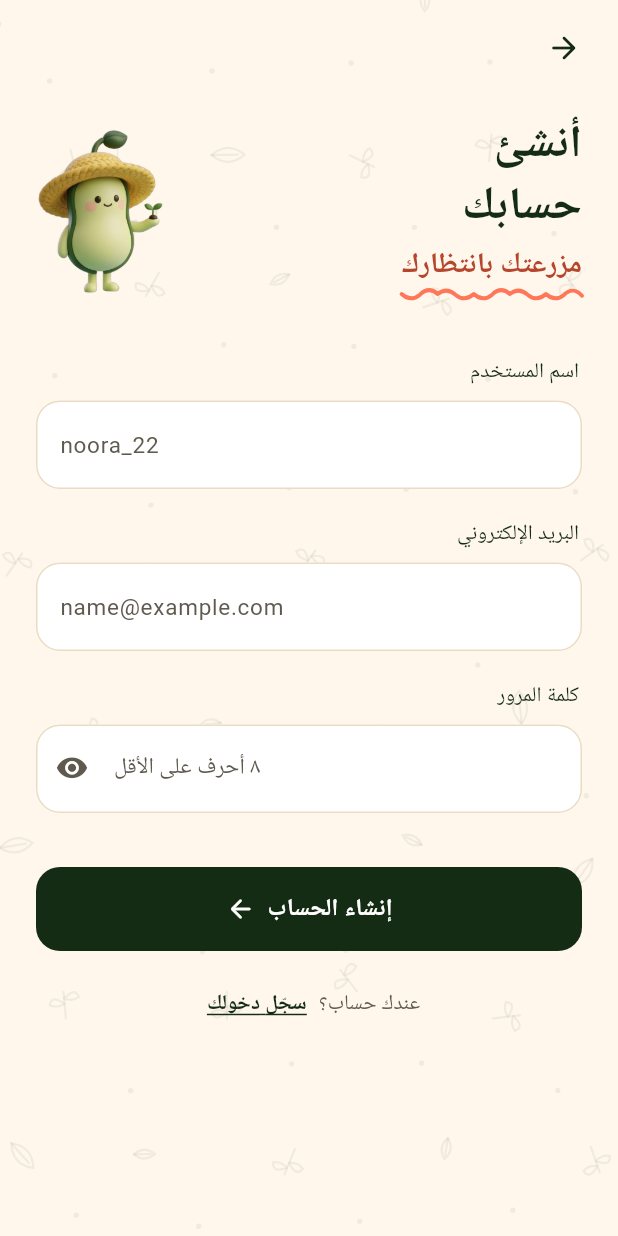
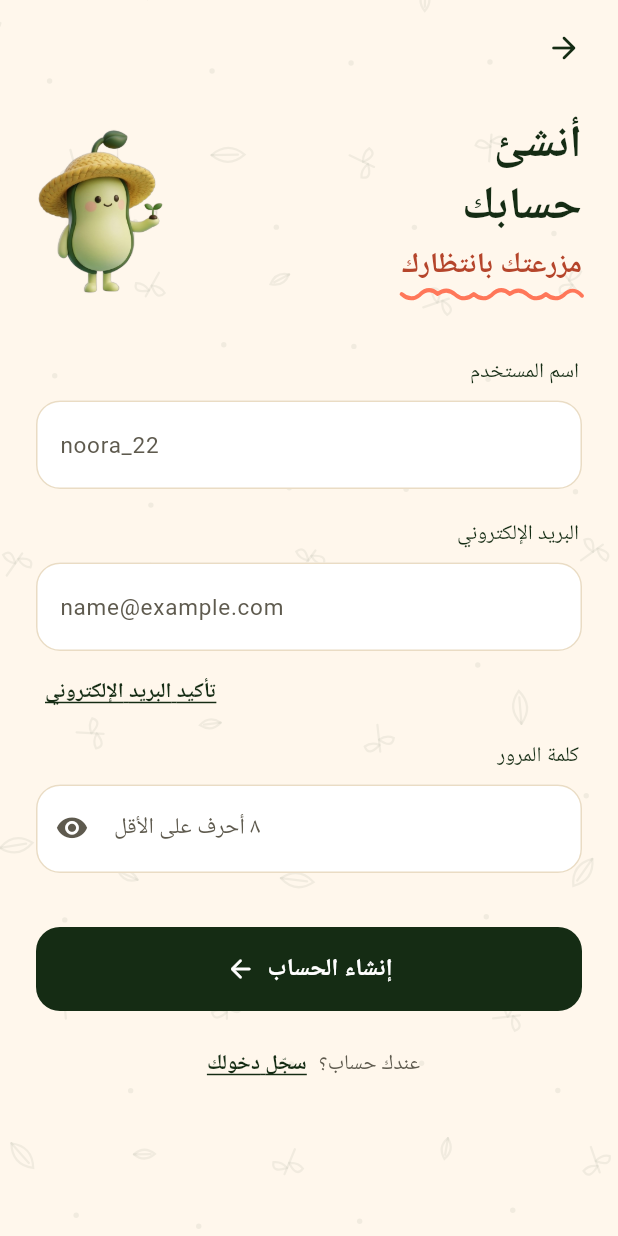
Before and after one commit to Maryommm/2026-GP1-5, a Flutter app: the SignUpScreen screen opened directly, on a phone screen of 412 x 824 dp. Run offline on Flutter 3.47's test engine with Material 3 defaults, Android fonts, the phone set to English and light mode, and no system bars; our stand-ins replace firebase_core, google_fonts; accounts and stored records are empty; Roboto replaces fonts that are missing (Baloo Bhaijaan 2, Readex Pro).

Commit message:
sign up frontend AC

```diff
--- a/ethmar/lib/l10n/app_strings.dart
+++ b/ethmar/lib/l10n/app_strings.dart
@@ -38,14 +38,20 @@ class AppStrings {
         'Use 3–20 letters, numbers, dots or underscores (no spaces)',
     'errUsernameTaken': 'That username is already taken',
     'errEmailRequired': 'Enter your email',
-    'errEmailInvalid': "That email doesn't look right",
+    'errEmailInvalid':
+        "That email doesn't look right. Try something like name@example.com",
     'errPasswordRequired': 'Enter your password',
-    'errPasswordShort': 'Use at least 8 characters',
+    'errPasswordWeak':
+        'Use at least 8 characters, with a capital letter, a number and a special character (like ! or @)',
     'showPassword': 'Show password',
     'hidePassword': 'Hide password',
     'back': 'Back',
     'accountCreated': 'Account created. Welcome to Ethmar!',
     'resetSoon': "Password reset is coming soon",
+    'verifyEmail': 'Verify email',
+    'verifySoon': 'Email verification is coming soon',
+    'errVerifyEmailFirst':
+        'Verify your email first. Check your inbox for the link',
     'homeHello': 'Hello',
     'homeFriend': 'friend',
     'homeTitle': 'Your garden is\nalmost ready',
@@ -81,14 +87,18 @@ class AppStrings {
         'استخدم من ٣ إلى ٢٠ حرف إنجليزي أو رقم أو نقطة أو _ (بدون مسافات)',
     'errUsernameTaken': 'اسم المستخدم مستخدم من قبل',
     'errEmailRequired': 'اكتب بريدك الإلكتروني',
-    'errEmailInvalid': 'البريد الإلكتروني غير صحيح',
+    'errEmailInvalid': 'البريد الإلكتروني غير صحيح. جرّب مثلًا name@example.com',
     'errPasswordRequired': 'اكتب كلمة المرور',
-    'errPasswordShort': 'استخدم ٨ أحرف على الأقل',
+    'errPasswordWeak':
+        'استخدم ٨ أحرف على الأقل، فيها حرف إنجليزي كبير ورقم ورمز خاص (مثل ! أو @)',
     'showPassword': 'إظهار كلمة المرور',
     'hidePassword': 'إخفاء كلمة المرور',
     'back': 'رجوع',
     'accountCreated': 'تم إنشاء حسابك. أهلًا بك في إثمار!',
     'resetSoon': 'استعادة كلمة المرور قريبًا',
+    'verifyEmail': 'تأكيد البريد الإلكتروني',
+    'verifySoon': 'تأكيد البريد الإلكتروني قريبًا',
+    'errVerifyEmailFirst': 'أكّد بريدك الإلكتروني أولًا. الرابط وصلك على الإيميل',
     'homeHello': 'أهلًا',
     'homeFriend': 'يا صديقي',
     'homeTitle': 'حديقتك\nتقريبًا جاهزة',
@@ -136,12 +146,15 @@ class S {
   String get errEmailRequired => t('errEmailRequired');
   String get errEmailInvalid => t('errEmailInvalid');
   String get errPasswordRequired => t('errPasswordRequired');
-  String get errPasswordShort => t('errPasswordShort');
+  String get errPasswordWeak => t('errPasswordWeak');
   String get showPassword => t('showPassword');
   String get hidePassword => t('hidePassword');
   String get back => t('back');
   String get accountCreated => t('accountCreated');
   String get resetSoon => t('resetSoon');
+  String get verifyEmail => t('verifyEmail');
+  String get verifySoon => t('verifySoon');
+  String get errVerifyEmailFirst => t('errVerifyEmailFirst');
   String get homeHello => t('homeHello');
   String get homeFriend => t('homeFriend');
   String get homeTitle => t('homeTitle');
--- a/ethmar/lib/screens/sign_up_screen.dart
+++ b/ethmar/lib/screens/sign_up_screen.dart
@@ -20,6 +20,7 @@ class SignUpScreen extends StatefulWidget {
 
 class _SignUpScreenState extends State<SignUpScreen> {
   final _form = GlobalKey<FormState>();
+  final _emailField = GlobalKey<FormFieldState<String>>();
   final _username = TextEditingController();
   final _email = TextEditingController();
   final _password = TextEditingController();
@@ -33,16 +34,37 @@ class _SignUpScreenState extends State<SignUpScreen> {
     super.dispose();
   }
 
+  void _verifyEmail() {
+    FocusScope.of(context).unfocus();
+    if (!(_emailField.currentState?.validate() ?? false)) return;
+    // TODO(firebase): Firebase only sends verification links to a signed-in
+    // user, so this link starts the account:
+    // 1) Validate the password field too (it's needed to create the user).
+    // 2) createUserWithEmailAndPassword(email, password) — or, if this user
+    //   already exists from an earlier tap, just resend.
+    // 3) currentUser!.sendEmailVerification(), then toast "Link sent".
+    // Handle FirebaseAuthException 'email-already-in-use' with a friendly error.
+    showEthmarToast(context, S.of(context).verifySoon,
+        icon: Icons.info_outline_rounded);
+  }
+
   Future<void> _submit() async {
     FocusScope.of(context).unfocus();
     if (!(_form.currentState?.validate() ?? false)) return;
     setState(() => _loading = true);
-    // TODO(firebase): 1) Check the username is free in Firestore
+    // TODO(firebase): Finish creating the account (the Auth user already
+    // exists from the "Verify email" link):
+    // 1) await currentUser!.reload(); if currentUser is null (link never
+    //   tapped) or !currentUser!.emailVerified, set _loading = false, show
+    //   showEthmarToast(context, s.errVerifyEmailFirst,
+    //   icon: Icons.error_outline_rounded) and return — no account is saved.
+    // 2) Check the username is free in Firestore
     //   (`usernames/{username.toLowerCase()}`); if taken, show errUsernameTaken.
-    // 2) FirebaseAuth.createUserWithEmailAndPassword(email, password).
     // 3) In one transaction, write `usernames/{lowercased}` -> {uid} and
     //   `users/{uid}` -> {username, email, createdAt} so two people can't
     //   claim the same username at the same time.
+    // 4) Only then show the success toast and go Home (below). On any
+    //   FirebaseException, set _loading = false and show an error instead.
     await Future<void>.delayed(const Duration(milliseconds: 1100));
     if (!mounted) return;
     setState(() => _loading = false);
@@ -89,13 +111,22 @@ class _SignUpScreenState extends State<SignUpScreen> {
                         EthmarTextField(
                           label: s.email,
                           hint: s.emailHint,
+                          fieldKey: _emailField,
                           controller: _email,
                           forceLtr: true,
                           keyboardType: TextInputType.emailAddress,
                           autofillHints: const [AutofillHints.email],
                           validator: (v) => Validators.email(v, s),
                         ),
-                        const SizedBox(height: 20),
+                        const SizedBox(height: 4),
+                        Align(
+                          alignment: AlignmentDirectional.centerEnd,
+                          child: EthmarLink(
+                            label: s.verifyEmail,
+                            onTap: _verifyEmail,
+                          ),
+                        ),
+                        const SizedBox(height: 8),
                         EthmarTextField(
                           label: s.password,
                           hint: s.passwordHint,
--- a/ethmar/lib/screens/validators.dart
+++ b/ethmar/lib/screens/validators.dart
@@ -24,11 +24,19 @@ class Validators {
     return null;
   }
 
+  static final _upperRe = RegExp(r'[A-Z]');
+  static final _digitRe = RegExp(r'[0-9]');
+  static final _specialRe = RegExp(r'[^A-Za-z0-9\s]');
+
+  /// Sign-up rules: 8+ characters, one capital, one number, one special.
   static String? password(String? v, S s) {
     final t = v ?? '';
     if (t.isEmpty) return s.errPasswordRequired;
-    if (t.length < 8) return s.errPasswordShort;
-    return null;
+    final ok = t.length >= 8 &&
+        _upperRe.hasMatch(t) &&
+        _digitRe.hasMatch(t) &&
+        _specialRe.hasMatch(t);
+    return ok ? null : s.errPasswordWeak;
   }
 
   static String? passwordRequired(String? v, S s) =>
--- a/ethmar/lib/widgets/ethmar_text_field.dart
+++ b/ethmar/lib/widgets/ethmar_text_field.dart
@@ -19,6 +19,7 @@ class EthmarTextField extends StatefulWidget {
     this.autofillHints,
     this.forceLtr = false,
     this.onSubmitted,
+    this.fieldKey,
   });
 
   final String label;
@@ -33,6 +34,9 @@ class EthmarTextField extends StatefulWidget {
   /// Emails and passwords are always typed left-to-right, even in Arabic.
   final bool forceLtr;
   final ValueChanged<String>? onSubmitted;
+
+  /// Lets a screen validate just this field (e.g. the "Verify email" link).
+  final GlobalKey<FormFieldState<String>>? fieldKey;
 
   @override
   State<EthmarTextField> createState() => _EthmarTextFieldState();
@@ -57,6 +61,7 @@ class _EthmarTextFieldState extends State<EthmarTextField> {
           child: Text(widget.label, style: AppText.label(context)),
         ),
         TextFormField(
+          key: widget.fieldKey,
           controller: widget.controller,
           validator: widget.validator,
           keyboardType: widget.keyboardType,
@@ -88,7 +93,7 @@ class _EthmarTextFieldState extends State<EthmarTextField> {
                   )
                 : null,
             errorStyle: AppText.small(context, color: AppColors.error),
-            errorMaxLines: 2,
+            errorMaxLines: 3,
             enabledBorder: _border(AppColors.border),
             focusedBorder: _border(AppColors.forest, 1.6),
             errorBorder: _border(AppColors.error),
```
Also changed, not shown: 1 other file.
